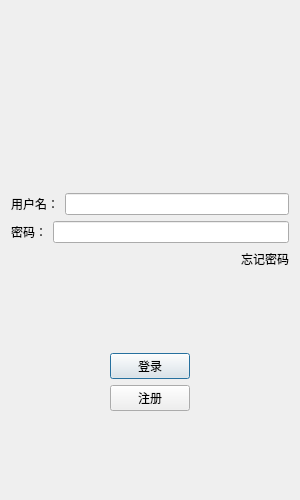
This is ChatClient/logindialog.ui in Zinobali/EmoChat as Qt 5 draws it before an edit. The edited form follows.
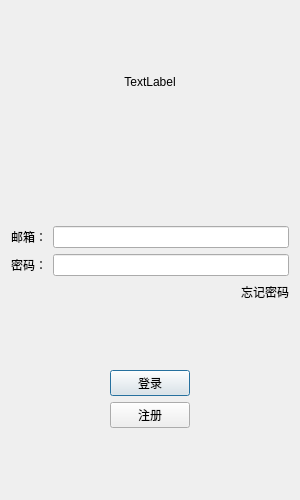
This is the edited form. Icons and pictures are not drawn. Custom widgets are drawn as their Qt base class.

Commit message:
add forget password
-客户端登陆请求发送的模块封装完了
-忘记密码功能客户端和服务器都已完毕

Diff of the .ui file:
```diff
--- a/ChatClient/logindialog.ui
+++ b/ChatClient/logindialog.ui
@@ -39,6 +39,41 @@
      </property>
     </spacer>
    </item>
+   <item>
+    <widget class="QLabel" name="err_tip">
+     <property name="minimumSize">
+      <size>
+       <width>0</width>
+       <height>20</height>
+      </size>
+     </property>
+     <property name="maximumSize">
+      <size>
+       <width>16777215</width>
+       <height>20</height>
+      </size>
+     </property>
+     <property name="text">
+      <string>TextLabel</string>
+     </property>
+     <property name="alignment">
+      <set>Qt::AlignCenter</set>
+     </property>
+    </widget>
+   </item>
+   <item>
+    <spacer name="verticalSpacer_5">
+     <property name="orientation">
+      <enum>Qt::Vertical</enum>
+     </property>
+     <property name="sizeHint" stdset="0">
+      <size>
+       <width>20</width>
+       <height>40</height>
+      </size>
+     </property>
+    </spacer>
+   </item>
    <item>
     <layout class="QHBoxLayout" name="horizontalLayout_10">
      <item>
@@ -99,7 +134,7 @@
      <property name="sizeHint" stdset="0">
       <size>
        <width>20</width>
-       <height>68</height>
+       <height>60</height>
       </size>
      </property>
     </spacer>
@@ -109,7 +144,7 @@
      <item>
       <widget class="QLabel" name="label_2">
        <property name="text">
-        <string>用户名：</string>
+        <string>邮箱：</string>
        </property>
       </widget>
      </item>
@@ -128,7 +163,11 @@
       </widget>
      </item>
      <item>
-      <widget class="QLineEdit" name="lineEdit_2"/>
+      <widget class="QLineEdit" name="pwd_edit">
+       <property name="echoMode">
+        <enum>QLineEdit::Password</enum>
+       </property>
+      </widget>
      </item>
     </layout>
    </item>
@@ -148,7 +187,10 @@
       </spacer>
      </item>
      <item>
-      <widget class="QLabel" name="label_4">
+      <widget class="ClickedLabel" name="forget_label">
+       <property name="cursor">
+        <cursorShape>PointingHandCursor</cursorShape>
+       </property>
        <property name="text">
         <string>忘记密码</string>
        </property>
@@ -258,6 +300,13 @@
    </item>
   </layout>
  </widget>
+ <customwidgets>
+  <customwidget>
+   <class>ClickedLabel</class>
+   <extends>QLabel</extends>
+   <header location="global">clickedlabel.h</header>
+  </customwidget>
+ </customwidgets>
  <resources>
   <include location="rc.qrc"/>
  </resources>
```
Left out of the diff: 4 changed lines with no effect on the pictures. The commit also changes 19 other files.
